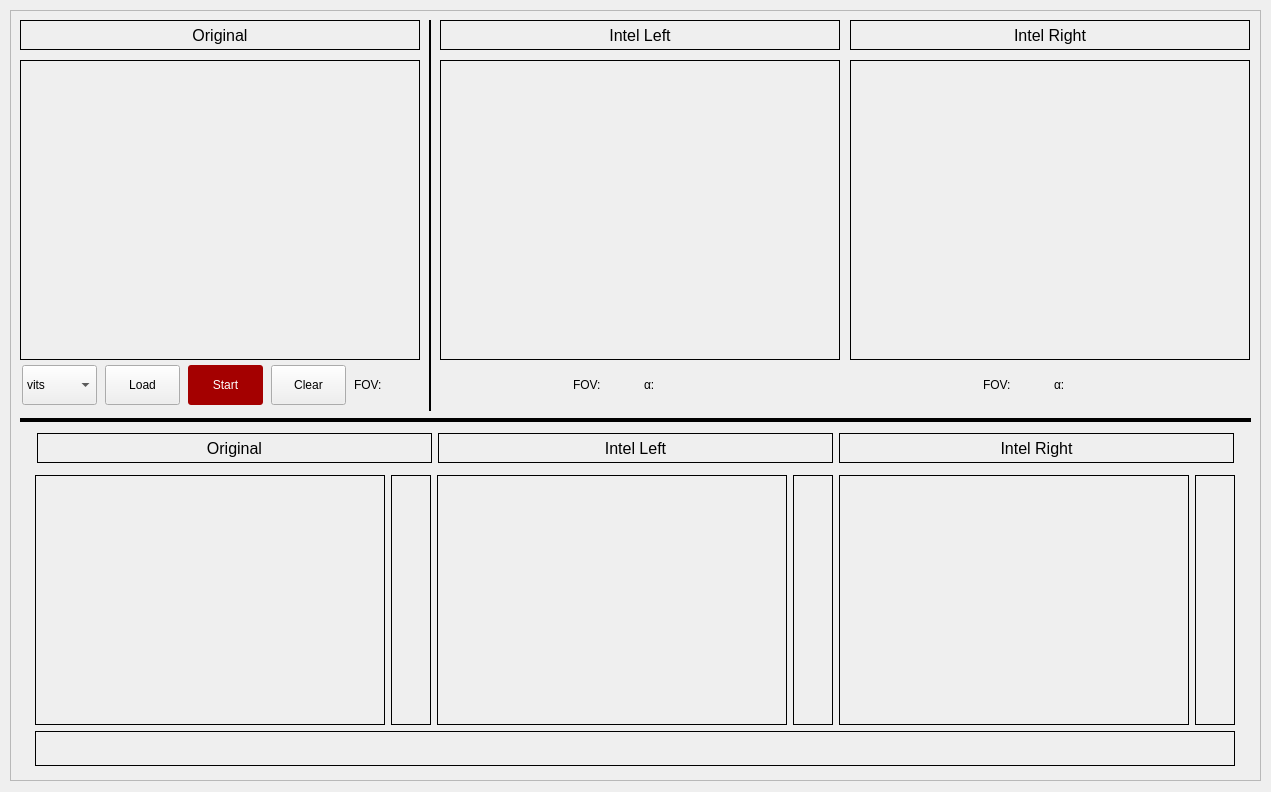
First picture: the form in ui/interface2.ui, repository RaykiDan/DEPC, before the edit.
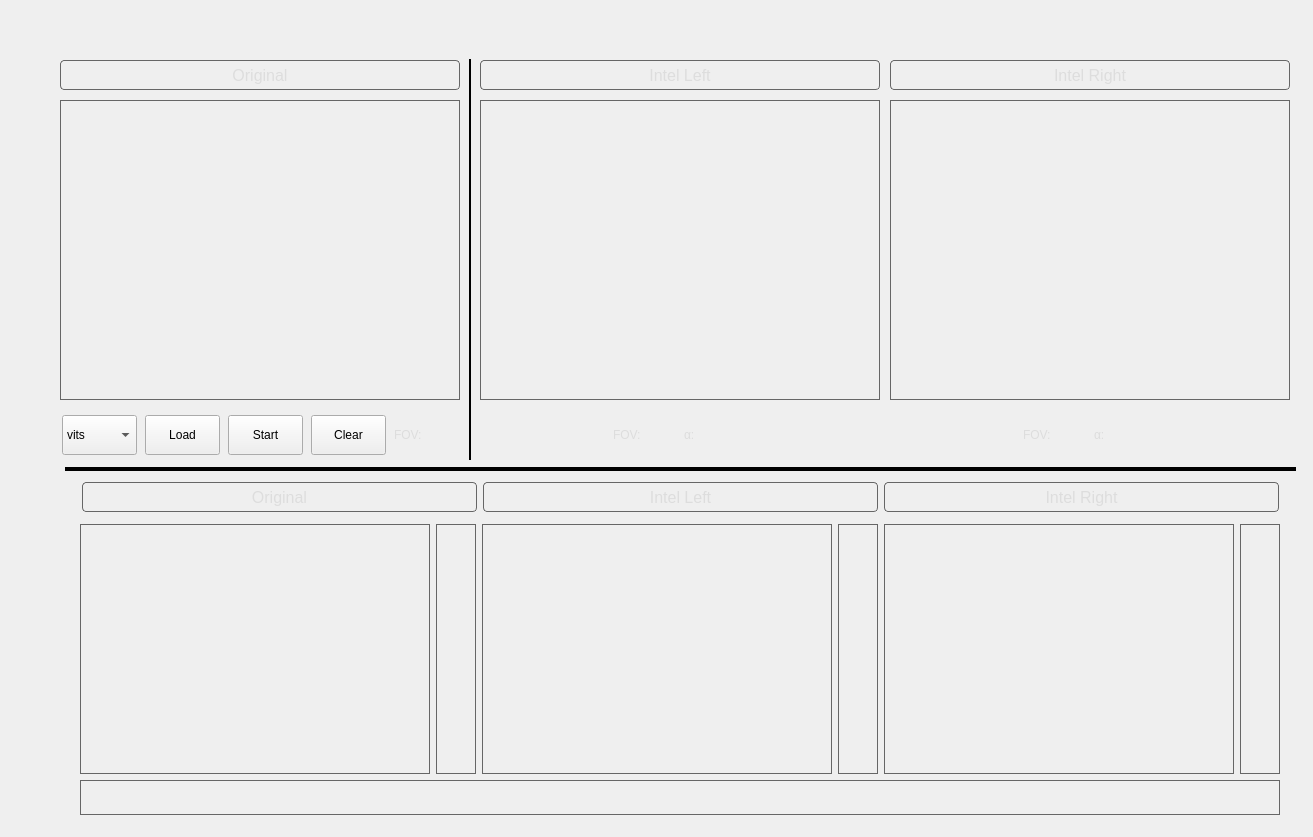
Second picture: the form after the edit. Custom widgets are drawn as their Qt base class.

Commit message: ui theme revamp

What changed in the file:
```diff
--- a/ui/interface2.ui
+++ b/ui/interface2.ui
@@ -6,33 +6,72 @@
    <rect>
     <x>0</x>
     <y>0</y>
-    <width>1271</width>
-    <height>792</height>
+    <width>1313</width>
+    <height>837</height>
    </rect>
   </property>
   <property name="windowTitle">
    <string>Form</string>
   </property>
-  <widget class="QFrame" name="frame">
+  <widget class="Line" name="line_2">
    <property name="geometry">
     <rect>
-     <x>10</x>
-     <y>10</y>
-     <width>1251</width>
-     <height>771</height>
+     <x>65</x>
+     <y>459</y>
+     <width>1231</width>
+     <height>21</height>
     </rect>
    </property>
-   <property name="frameShape">
-    <enum>QFrame::StyledPanel</enum>
+   <property name="styleSheet">
+    <string notr="true"/>
    </property>
    <property name="frameShadow">
-    <enum>QFrame::Raised</enum>
+    <enum>QFrame::Plain</enum>
    </property>
-   <widget class="QLabel" name="camLabel">
+   <property name="lineWidth">
+    <number>4</number>
+   </property>
+   <property name="orientation">
+    <enum>Qt::Horizontal</enum>
+   </property>
+  </widget>
+  <widget class="QLabel" name="depthObjectRuler">
     <property name="geometry">
      <rect>
-      <x>10</x>
-      <y>10</y>
+     <x>80</x>
+     <y>780</y>
+     <width>1200</width>
+     <height>35</height>
+    </rect>
+   </property>
+   <property name="minimumSize">
+    <size>
+     <width>1000</width>
+     <height>35</height>
+    </size>
+   </property>
+   <property name="maximumSize">
+    <size>
+     <width>1200</width>
+     <height>250</height>
+    </size>
+   </property>
+   <property name="styleSheet">
+    <string notr="true">border: 1px solid #666666;
+</string>
+   </property>
+   <property name="frameShape">
+    <enum>QFrame::Box</enum>
+   </property>
+   <property name="text">
+    <string/>
+   </property>
+  </widget>
+  <widget class="QLabel" name="rigthLabel">
+   <property name="geometry">
+    <rect>
+     <x>890</x>
+     <y>60</y>
       <width>400</width>
       <height>30</height>
      </rect>
@@ -53,6 +92,70 @@
      <font>
       <pointsize>12</pointsize>
      </font>
+   </property>
+   <property name="styleSheet">
+    <string notr="true">border-radius:4px;
+border: 1px solid #666666;
+color: #DDDDDD;
+</string>
+   </property>
+   <property name="frameShape">
+    <enum>QFrame::Box</enum>
+   </property>
+   <property name="text">
+    <string>Intel Right</string>
+   </property>
+   <property name="alignment">
+    <set>Qt::AlignCenter</set>
+   </property>
+  </widget>
+  <widget class="QWidget" name="horizontalLayoutWidget_5">
+   <property name="geometry">
+    <rect>
+     <x>65</x>
+     <y>469</y>
+     <width>1231</width>
+     <height>51</height>
+    </rect>
+   </property>
+   <layout class="QHBoxLayout" name="horizontalLayout_5">
+    <item>
+     <spacer name="horizontalSpacer_7">
+      <property name="orientation">
+       <enum>Qt::Horizontal</enum>
+      </property>
+      <property name="sizeHint" stdset="0">
+       <size>
+        <width>40</width>
+        <height>20</height>
+       </size>
+      </property>
+     </spacer>
+    </item>
+    <item>
+     <widget class="QLabel" name="depthLabelCam">
+      <property name="minimumSize">
+       <size>
+        <width>395</width>
+        <height>30</height>
+       </size>
+      </property>
+      <property name="maximumSize">
+       <size>
+        <width>390</width>
+        <height>25</height>
+       </size>
+      </property>
+      <property name="font">
+       <font>
+        <pointsize>12</pointsize>
+       </font>
+      </property>
+      <property name="styleSheet">
+       <string notr="true">border-radius:4px;
+border: 1px solid #666666;
+color: #DDDDDD;
+</string>
     </property>
     <property name="frameShape">
      <enum>QFrame::Box</enum>
@@ -62,13 +165,210 @@
     </property>
     <property name="alignment">
      <set>Qt::AlignCenter</set>
+      </property>
+     </widget>
+    </item>
+    <item>
+     <widget class="QLabel" name="depthLabelIntel">
+      <property name="minimumSize">
+       <size>
+        <width>395</width>
+        <height>30</height>
+       </size>
+      </property>
+      <property name="maximumSize">
+       <size>
+        <width>390</width>
+        <height>25</height>
+       </size>
+      </property>
+      <property name="font">
+       <font>
+        <pointsize>12</pointsize>
+       </font>
+      </property>
+      <property name="styleSheet">
+       <string notr="true">border-radius:4px;
+border: 1px solid #666666;
+color: #DDDDDD;
+</string>
+      </property>
+      <property name="frameShape">
+       <enum>QFrame::Box</enum>
+      </property>
+      <property name="text">
+       <string>Intel Left</string>
+      </property>
+      <property name="alignment">
+       <set>Qt::AlignCenter</set>
+      </property>
+     </widget>
+    </item>
+    <item>
+     <widget class="QLabel" name="depthLabelIntel_2">
+      <property name="minimumSize">
+       <size>
+        <width>395</width>
+        <height>30</height>
+       </size>
+      </property>
+      <property name="maximumSize">
+       <size>
+        <width>390</width>
+        <height>25</height>
+       </size>
+      </property>
+      <property name="font">
+       <font>
+        <pointsize>12</pointsize>
+       </font>
+      </property>
+      <property name="styleSheet">
+       <string notr="true">border-radius:4px;
+border: 1px solid #666666;
+color: #DDDDDD;
+</string>
+      </property>
+      <property name="frameShape">
+       <enum>QFrame::Box</enum>
+      </property>
+      <property name="text">
+       <string>Intel Right</string>
+      </property>
+      <property name="alignment">
+       <set>Qt::AlignCenter</set>
+      </property>
+     </widget>
+    </item>
+    <item>
+     <spacer name="horizontalSpacer_8">
+      <property name="orientation">
+       <enum>Qt::Horizontal</enum>
+      </property>
+      <property name="sizeHint" stdset="0">
+       <size>
+        <width>40</width>
+        <height>20</height>
+       </size>
+      </property>
+     </spacer>
+    </item>
+   </layout>
+  </widget>
+  <widget class="QLabel" name="intelLeftFrame">
+   <property name="geometry">
+    <rect>
+     <x>480</x>
+     <y>100</y>
+     <width>400</width>
+     <height>300</height>
+    </rect>
+   </property>
+   <property name="minimumSize">
+    <size>
+     <width>160</width>
+     <height>120</height>
+    </size>
+   </property>
+   <property name="maximumSize">
+    <size>
+     <width>400</width>
+     <height>300</height>
+    </size>
+   </property>
+   <property name="layoutDirection">
+    <enum>Qt::LeftToRight</enum>
+   </property>
+   <property name="styleSheet">
+    <string notr="true">border: 1px solid #666666;
+color: #C8C8C8;
+</string>
+   </property>
+   <property name="frameShape">
+    <enum>QFrame::Box</enum>
+   </property>
+   <property name="text">
+    <string/>
+   </property>
+   <property name="alignment">
+    <set>Qt::AlignCenter</set>
+   </property>
+  </widget>
+  <widget class="QLabel" name="leftLabel">
+   <property name="geometry">
+    <rect>
+     <x>480</x>
+     <y>60</y>
+     <width>400</width>
+     <height>30</height>
+    </rect>
+   </property>
+   <property name="minimumSize">
+    <size>
+     <width>100</width>
+     <height>30</height>
+    </size>
+   </property>
+   <property name="maximumSize">
+    <size>
+     <width>400</width>
+     <height>20</height>
+    </size>
+   </property>
+   <property name="font">
+    <font>
+     <pointsize>12</pointsize>
+    </font>
+   </property>
+   <property name="styleSheet">
+    <string notr="true">border-radius:4px;
+border: 1px solid #666666;
+color: #DDDDDD;
+</string>
+   </property>
+   <property name="frameShape">
+    <enum>QFrame::Box</enum>
+   </property>
+   <property name="text">
+    <string>Intel Left</string>
+   </property>
+   <property name="alignment">
+    <set>Qt::AlignCenter</set>
+   </property>
+  </widget>
+  <widget class="Line" name="line">
+   <property name="geometry">
+    <rect>
+     <x>460</x>
+     <y>59</y>
+     <width>21</width>
+     <height>401</height>
+    </rect>
+   </property>
+   <property name="maximumSize">
+    <size>
+     <width>16777215</width>
+     <height>450</height>
+    </size>
+   </property>
+   <property name="styleSheet">
+    <string notr="true"/>
+   </property>
+   <property name="frameShadow">
+    <enum>QFrame::Plain</enum>
+   </property>
+   <property name="lineWidth">
+    <number>2</number>
+   </property>
+   <property name="orientation">
+    <enum>Qt::Vertical</enum>
     </property>
    </widget>
    <widget class="QWidget" name="horizontalLayoutWidget_4">
     <property name="geometry">
      <rect>
-      <x>10</x>
-      <y>460</y>
+     <x>65</x>
+     <y>519</y>
       <width>1231</width>
       <height>261</height>
      </rect>
@@ -104,6 +404,11 @@
        <property name="layoutDirection">
         <enum>Qt::LeftToRight</enum>
        </property>
+      <property name="styleSheet">
+       <string notr="true">border: 1px solid #666666;
+color: #C8C8C8;
+</string>
+      </property>
        <property name="frameShape">
         <enum>QFrame::Box</enum>
        </property>
@@ -129,6 +434,10 @@
          <height>250</height>
         </size>
        </property>
+      <property name="styleSheet">
+       <string notr="true">border: 1px solid #666666;
+</string>
+      </property>
        <property name="frameShape">
         <enum>QFrame::Box</enum>
        </property>
@@ -154,6 +463,11 @@
        <property name="layoutDirection">
         <enum>Qt::LeftToRight</enum>
        </property>
+      <property name="styleSheet">
+       <string notr="true">border: 1px solid #666666;
+color: #C8C8C8;
+</string>
+      </property>
        <property name="frameShape">
         <enum>QFrame::Box</enum>
        </property>
@@ -179,6 +493,10 @@
          <height>250</height>
         </size>
        </property>
+      <property name="styleSheet">
+       <string notr="true">border: 1px solid #666666;
+</string>
+      </property>
        <property name="frameShape">
         <enum>QFrame::Box</enum>
        </property>
@@ -204,6 +522,11 @@
        <property name="layoutDirection">
         <enum>Qt::LeftToRight</enum>
        </property>
+      <property name="styleSheet">
+       <string notr="true">border: 1px solid #666666;
+color: #C8C8C8;
+</string>
+      </property>
        <property name="frameShape">
         <enum>QFrame::Box</enum>
        </property>
@@ -229,6 +552,10 @@
          <height>250</height>
         </size>
        </property>
+      <property name="styleSheet">
+       <string notr="true">border: 1px solid #666666;
+</string>
+      </property>
        <property name="frameShape">
         <enum>QFrame::Box</enum>
        </property>
@@ -252,55 +579,19 @@
      </item>
     </layout>
    </widget>
-   <widget class="QLabel" name="rigthLabel">
+  <widget class="QLabel" name="camFrame">
     <property name="geometry">
      <rect>
-      <x>840</x>
-      <y>10</y>
+     <x>60</x>
+     <y>100</y>
       <width>400</width>
-      <height>30</height>
+     <height>300</height>
      </rect>
     </property>
     <property name="minimumSize">
      <size>
-      <width>100</width>
-      <height>30</height>
-     </size>
-    </property>
-    <property name="maximumSize">
-     <size>
       <width>400</width>
-      <height>20</height>
-     </size>
-    </property>
-    <property name="font">
-     <font>
-      <pointsize>12</pointsize>
-     </font>
-    </property>
-    <property name="frameShape">
-     <enum>QFrame::Box</enum>
-    </property>
-    <property name="text">
-     <string>Intel Right</string>
-    </property>
-    <property name="alignment">
-     <set>Qt::AlignCenter</set>
-    </property>
-   </widget>
-   <widget class="QLabel" name="intelRightFrame">
-    <property name="geometry">
-     <rect>
-      <x>840</x>
-      <y>50</y>
-      <width>400</width>
       <height>300</height>
-     </rect>
-    </property>
-    <property name="minimumSize">
-     <size>
-      <width>160</width>
-      <height>120</height>
      </size>
     </property>
     <property name="maximumSize">
@@ -312,6 +603,11 @@
     <property name="layoutDirection">
      <enum>Qt::LeftToRight</enum>
     </property>
+   <property name="styleSheet">
+    <string notr="true">border: 1px solid #666666;
+color: #C8C8C8;
+</string>
+   </property>
     <property name="frameShape">
      <enum>QFrame::Box</enum>
     </property>
@@ -325,8 +621,8 @@
    <widget class="QWidget" name="horizontalLayoutWidget_3">
     <property name="geometry">
      <rect>
-      <x>840</x>
-      <y>350</y>
+     <x>890</x>
+     <y>410</y>
       <width>401</width>
       <height>51</height>
      </rect>
@@ -359,6 +655,10 @@
          <height>20</height>
         </size>
        </property>
+      <property name="styleSheet">
+       <string notr="true">color: #DDDDDD;
+</string>
+      </property>
        <property name="text">
         <string>FOV:</string>
        </property>
@@ -378,6 +678,10 @@
          <height>20</height>
         </size>
        </property>
+      <property name="styleSheet">
+       <string notr="true">color: #DDDDDD;
+</string>
+      </property>
        <property name="text">
         <string>α:</string>
        </property>
@@ -401,8 +705,8 @@
    <widget class="QWidget" name="horizontalLayoutWidget_2">
     <property name="geometry">
      <rect>
-      <x>430</x>
-      <y>350</y>
+     <x>480</x>
+     <y>410</y>
       <width>401</width>
       <height>51</height>
      </rect>
@@ -435,6 +739,10 @@
          <height>20</height>
         </size>
        </property>
+      <property name="styleSheet">
+       <string notr="true">color: #DDDDDD;
+</string>
+      </property>
        <property name="text">
         <string>FOV:</string>
        </property>
@@ -454,6 +762,10 @@
          <height>20</height>
         </size>
        </property>
+      <property name="styleSheet">
+       <string notr="true">color: #DDDDDD;
+</string>
+      </property>
        <property name="text">
         <string>α:</string>
        </property>
@@ -474,69 +786,25 @@
      </item>
     </layout>
    </widget>
-   <widget class="Line" name="line">
+  <widget class="QLabel" name="camLabel">
     <property name="geometry">
      <rect>
-      <x>410</x>
-      <y>10</y>
-      <width>21</width>
-      <height>391</height>
-     </rect>
-    </property>
-    <property name="maximumSize">
-     <size>
-      <width>16777215</width>
-      <height>450</height>
-     </size>
-    </property>
-    <property name="frameShadow">
-     <enum>QFrame::Plain</enum>
-    </property>
-    <property name="lineWidth">
-     <number>2</number>
-    </property>
-    <property name="orientation">
-     <enum>Qt::Vertical</enum>
-    </property>
-   </widget>
-   <widget class="Line" name="line_2">
-    <property name="geometry">
-     <rect>
-      <x>10</x>
-      <y>400</y>
-      <width>1231</width>
-      <height>21</height>
-     </rect>
-    </property>
-    <property name="frameShadow">
-     <enum>QFrame::Plain</enum>
-    </property>
-    <property name="lineWidth">
-     <number>4</number>
-    </property>
-    <property name="orientation">
-     <enum>Qt::Horizontal</enum>
-    </property>
-   </widget>
-   <widget class="QLabel" name="leftLabel">
-    <property name="geometry">
-     <rect>
-      <x>430</x>
-      <y>10</y>
+     <x>60</x>
+     <y>60</y>
       <width>400</width>
       <height>30</height>
      </rect>
     </property>
     <property name="minimumSize">
      <size>
-      <width>100</width>
+     <width>400</width>
       <height>30</height>
      </size>
     </property>
     <property name="maximumSize">
      <size>
       <width>400</width>
-      <height>20</height>
+     <height>30</height>
      </size>
     </property>
     <property name="font">
@@ -544,21 +812,26 @@
       <pointsize>12</pointsize>
      </font>
     </property>
+   <property name="styleSheet">
+    <string notr="true">border-radius:4px;
+border: 1px solid #666666;
+color: #DDDDDD;</string>
+   </property>
     <property name="frameShape">
      <enum>QFrame::Box</enum>
     </property>
     <property name="text">
-     <string>Intel Left</string>
+    <string>Original</string>
     </property>
     <property name="alignment">
      <set>Qt::AlignCenter</set>
     </property>
    </widget>
-   <widget class="QLabel" name="intelLeftFrame">
+  <widget class="QLabel" name="intelRightFrame">
     <property name="geometry">
      <rect>
-      <x>430</x>
-      <y>50</y>
+     <x>890</x>
+     <y>100</y>
       <width>400</width>
       <height>300</height>
      </rect>
@@ -578,43 +851,17 @@
     <property name="layoutDirection">
      <enum>Qt::LeftToRight</enum>
     </property>
-    <property name="frameShape">
-     <enum>QFrame::Box</enum>
-    </property>
-    <property name="text">
-     <string/>
-    </property>
-    <property name="alignment">
-     <set>Qt::AlignCenter</set>
-    </property>
-   </widget>
-   <widget class="QLabel" name="camFrame">
-    <property name="geometry">
-     <rect>
-      <x>10</x>
-      <y>50</y>
-      <width>400</width>
-      <height>300</height>
-     </rect>
-    </property>
-    <property name="minimumSize">
-     <size>
-      <width>400</width>
-      <height>300</height>
-     </size>
-    </property>
-    <property name="maximumSize">
-     <size>
-      <width>400</width>
-      <height>300</height>
-     </size>
-    </property>
-    <property name="layoutDirection">
-     <enum>Qt::LeftToRight</enum>
-    </property>
+   <property name="styleSheet">
+    <string notr="true">border: 1px solid #666666;
+color: #C8C8C8;
+</string>
+   </property>
     <property name="frameShape">
      <enum>QFrame::Box</enum>
     </property>
+   <property name="frameShadow">
+    <enum>QFrame::Plain</enum>
+   </property>
     <property name="text">
      <string/>
     </property>
@@ -622,39 +869,11 @@
      <set>Qt::AlignCenter</set>
     </property>
    </widget>
-   <widget class="QLabel" name="depthObjectRuler">
-    <property name="geometry">
-     <rect>
-      <x>25</x>
-      <y>721</y>
-      <width>1200</width>
-      <height>35</height>
-     </rect>
-    </property>
-    <property name="minimumSize">
-     <size>
-      <width>1000</width>
-      <height>35</height>
-     </size>
-    </property>
-    <property name="maximumSize">
-     <size>
-      <width>1200</width>
-      <height>250</height>
-     </size>
-    </property>
-    <property name="frameShape">
-     <enum>QFrame::Box</enum>
-    </property>
-    <property name="text">
-     <string/>
-    </property>
-   </widget>
    <widget class="QWidget" name="horizontalLayoutWidget">
     <property name="geometry">
      <rect>
-      <x>10</x>
-      <y>350</y>
+     <x>60</x>
+     <y>410</y>
       <width>401</width>
       <height>51</height>
      </rect>
@@ -733,39 +952,21 @@
          <height>40</height>
         </size>
        </property>
-       <property name="layoutDirection">
-        <enum>Qt::LeftToRight</enum>
+      <property name="mouseTracking">
+       <bool>false</bool>
        </property>
        <property name="autoFillBackground">
         <bool>false</bool>
        </property>
-       <property name="styleSheet">
-        <string notr="true">QPushButton {
-	border-radius: 3px;
-	background: rgb(164, 0, 0);
-	color: rgb(255, 255, 255);
-}
-
-QPushButton:hover{
-	background: rgb(204, 0, 0);
-}
-
-QPushButton:pressed{
-	background: rgb(239, 41, 41);
-}</string>
-       </property>
        <property name="text">
         <string>Start</string>
        </property>
        <property name="iconSize">
         <size>
-         <width>25</width>
-         <height>25</height>
-        </size>
-       </property>
-       <property name="checkable">
-        <bool>true</bool>
-       </property>
+        <width>20</width>
+        <height>20</height>
+       </size>
+      </property>
       </widget>
      </item>
      <item>
@@ -810,6 +1011,10 @@
          <height>20</height>
         </size>
        </property>
+      <property name="styleSheet">
+       <string notr="true">color: #DDDDDD;
+</string>
+      </property>
        <property name="text">
         <string>FOV:</string>
        </property>
@@ -820,136 +1025,19 @@
      </item>
     </layout>
    </widget>
-   <widget class="QWidget" name="horizontalLayoutWidget_5">
-    <property name="geometry">
-     <rect>
-      <x>10</x>
-      <y>410</y>
-      <width>1231</width>
-      <height>51</height>
-     </rect>
-    </property>
-    <layout class="QHBoxLayout" name="horizontalLayout_5">
-     <item>
-      <spacer name="horizontalSpacer_7">
-       <property name="orientation">
-        <enum>Qt::Horizontal</enum>
-       </property>
-       <property name="sizeHint" stdset="0">
-        <size>
-         <width>40</width>
-         <height>20</height>
-        </size>
-       </property>
-      </spacer>
-     </item>
-     <item>
-      <widget class="QLabel" name="depthLabelCam">
-       <property name="minimumSize">
-        <size>
-         <width>395</width>
-         <height>30</height>
-        </size>
-       </property>
-       <property name="maximumSize">
-        <size>
-         <width>390</width>
-         <height>25</height>
-        </size>
-       </property>
-       <property name="font">
-        <font>
-         <pointsize>12</pointsize>
-        </font>
-       </property>
-       <property name="frameShape">
-        <enum>QFrame::Box</enum>
-       </property>
-       <property name="text">
-        <string>Original</string>
-       </property>
-       <property name="alignment">
-        <set>Qt::AlignCenter</set>
-       </property>
-      </widget>
-     </item>
-     <item>
-      <widget class="QLabel" name="depthLabelIntel">
-       <property name="minimumSize">
-        <size>
-         <width>395</width>
-         <height>30</height>
-        </size>
-       </property>
-       <property name="maximumSize">
-        <size>
-         <width>390</width>
-         <height>25</height>
-        </size>
-       </property>
-       <property name="font">
-        <font>
-         <pointsize>12</pointsize>
-        </font>
-       </property>
-       <property name="frameShape">
-        <enum>QFrame::Box</enum>
-       </property>
-       <property name="text">
-        <string>Intel Left</string>
-       </property>
-       <property name="alignment">
-        <set>Qt::AlignCenter</set>
-       </property>
-      </widget>
-     </item>
-     <item>
-      <widget class="QLabel" name="depthLabelIntel_2">
-       <property name="minimumSize">
-        <size>
-         <width>395</width>
-         <height>30</height>
-        </size>
-       </property>
-       <property name="maximumSize">
-        <size>
-         <width>390</width>
-         <height>25</height>
-        </size>
-       </property>
-       <property name="font">
-        <font>
-         <pointsize>12</pointsize>
-        </font>
-       </property>
-       <property name="frameShape">
-        <enum>QFrame::Box</enum>
-       </property>
-       <property name="text">
-        <string>Intel Right</string>
-       </property>
-       <property name="alignment">
-        <set>Qt::AlignCenter</set>
-       </property>
-      </widget>
-     </item>
-     <item>
-      <spacer name="horizontalSpacer_8">
-       <property name="orientation">
-        <enum>Qt::Horizontal</enum>
-       </property>
-       <property name="sizeHint" stdset="0">
-        <size>
-         <width>40</width>
-         <height>20</height>
-        </size>
-       </property>
-      </spacer>
-     </item>
-    </layout>
-   </widget>
-  </widget>
- </widget>
+ </widget>
+ <customwidgets>
+  <customwidget>
+   <class>PrimaryPushButton</class>
+   <extends>QPushButton</extends>
+   <header>qfluentwidgets</header>
+  </customwidget>
+  <customwidget>
+   <class>PushButton</class>
+   <extends>QPushButton</extends>
+   <header>qfluentwidgets</header>
+  </customwidget>
+ </customwidgets>
  <resources/>
  <connections/>
 </ui>
```
Left out of the diff: 6 changed lines with no effect on the pictures. Lines whose indentation alone changed are shown as unchanged. The commit also changes 3 other files.
